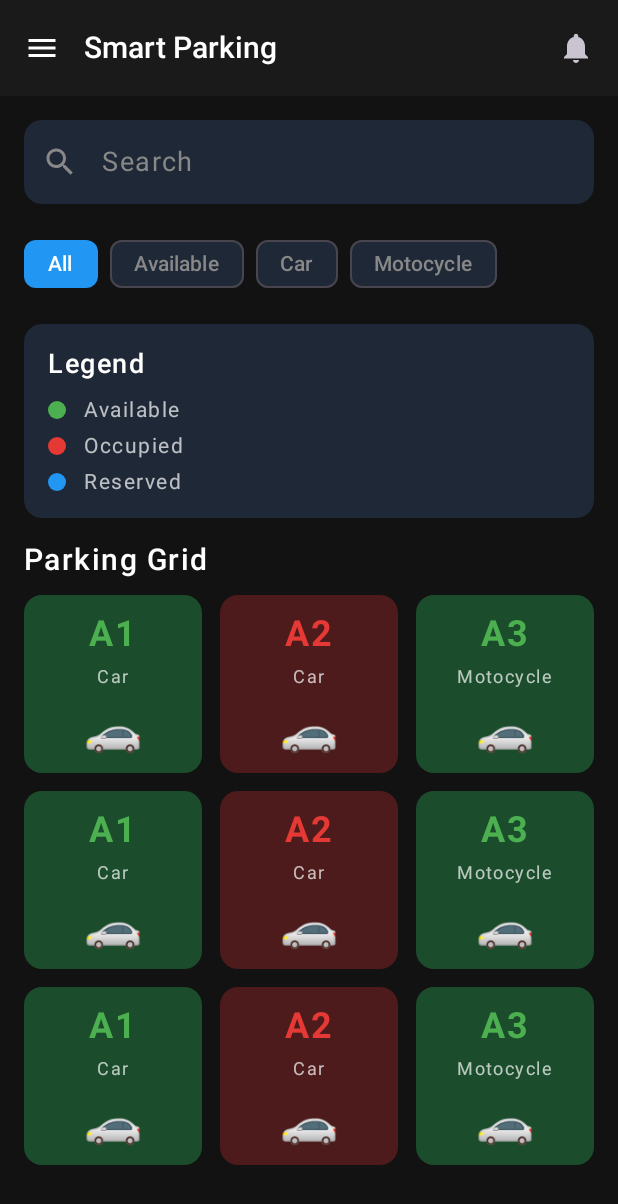
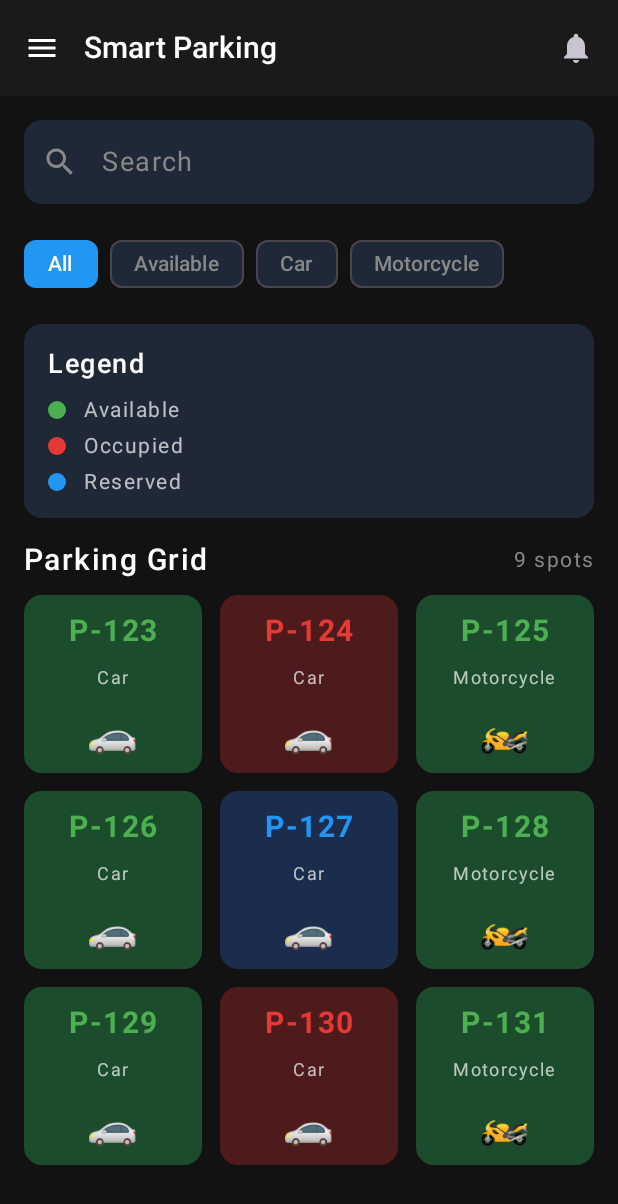
Before and after one commit to Makara-Nob/ParkingChain-Mobilie, an Android app built with Jetpack Compose: the HomeScreen screen opened through its navigation route, on a phone screen of 412 x 824 dp. Shown: the top 1204 px of the screen. Run offline under Robolectric (Android 15) with nearby library versions, the phone set to English and light mode, and no system bars.

```diff
--- a/app/src/main/java/com/group/mobileparkingchain/ui/screens/HomeScreen.kt
+++ b/app/src/main/java/com/group/mobileparkingchain/ui/screens/HomeScreen.kt
@@ -1,6 +1,7 @@
 package com.group.mobileparkingchain.ui.screens.home
 
 import androidx.compose.foundation.background
+import androidx.compose.foundation.clickable
 import androidx.compose.foundation.layout.*
 import androidx.compose.foundation.lazy.grid.GridCells
 import androidx.compose.foundation.lazy.grid.LazyVerticalGrid
@@ -17,6 +18,9 @@ import androidx.compose.ui.graphics.Color
 import androidx.compose.ui.text.font.FontWeight
 import androidx.compose.ui.unit.dp
 import androidx.compose.ui.unit.sp
+import com.group.mobileparkingchain.ui.screens.reservation.ParkingDetail
+import com.group.mobileparkingchain.ui.screens.reservation.ReservationDetailSheet
+import com.group.mobileparkingchain.ui.screens.reservation.PaymentMethod
 
 data class ParkingSpot(
     val id: String,
@@ -43,20 +47,40 @@ enum class FilterType {
 fun HomeScreen() {
     var selectedFilter by remember { mutableStateOf(FilterType.ALL) }
     var searchQuery by remember { mutableStateOf("") }
+    var showReservationSheet by remember { mutableStateOf(false) }
+    var selectedSpot by remember { mutableStateOf<ParkingSpot?>(null) }
 
     // Sample parking data
     val parkingSpots = remember {
         listOf(
-            ParkingSpot("A1", "Car", ParkingStatus.AVAILABLE),
-            ParkingSpot("A2", "Car", ParkingStatus.OCCUPIED),
-            ParkingSpot("A3", "Motocycle", ParkingStatus.AVAILABLE),
-            ParkingSpot("A1", "Car", ParkingStatus.AVAILABLE),
-            ParkingSpot("A2", "Car", ParkingStatus.OCCUPIED),
-            ParkingSpot("A3", "Motocycle", ParkingStatus.AVAILABLE),
-            ParkingSpot("A1", "Car", ParkingStatus.AVAILABLE),
-            ParkingSpot("A2", "Car", ParkingStatus.OCCUPIED),
-            ParkingSpot("A3", "Motocycle", ParkingStatus.AVAILABLE),
+            ParkingSpot("P-123", "Car", ParkingStatus.AVAILABLE),
+            ParkingSpot("P-124", "Car", ParkingStatus.OCCUPIED),
+            ParkingSpot("P-125", "Motorcycle", ParkingStatus.AVAILABLE),
+            ParkingSpot("P-126", "Car", ParkingStatus.AVAILABLE),
+            ParkingSpot("P-127", "Car", ParkingStatus.RESERVED),
+            ParkingSpot("P-128", "Motorcycle", ParkingStatus.AVAILABLE),
+            ParkingSpot("P-129", "Car", ParkingStatus.AVAILABLE),
+            ParkingSpot("P-130", "Car", ParkingStatus.OCCUPIED),
+            ParkingSpot("P-131", "Motorcycle", ParkingStatus.AVAILABLE),
         )
+    }
+
+    // Filter parking spots based on selected filter and search query
+    val filteredSpots = remember(selectedFilter, searchQuery, parkingSpots) {
+        parkingSpots.filter { spot ->
+            val matchesFilter = when (selectedFilter) {
+                FilterType.ALL -> true
+                FilterType.AVAILABLE -> spot.status == ParkingStatus.AVAILABLE
+                FilterType.CAR -> spot.type.equals("Car", ignoreCase = true)
+                FilterType.MOTORCYCLE -> spot.type.equals("Motorcycle", ignoreCase = true)
+                FilterType.LEV -> false // Add LEV spots if needed
+            }
+            val matchesSearch = searchQuery.isEmpty() ||
+                    spot.id.contains(searchQuery, ignoreCase = true) ||
+                    spot.type.contains(searchQuery, ignoreCase = true)
+
+            matchesFilter && matchesSearch
+        }
     }
 
     Scaffold(
@@ -70,12 +94,12 @@ fun HomeScreen() {
                     )
                 },
                 navigationIcon = {
-                    IconButton(onClick = { /* TODO */ }) {
+                    IconButton(onClick = { /* TODO: Open drawer */ }) {
                         Icon(Icons.Default.Menu, "Menu")
                     }
                 },
                 actions = {
-                    IconButton(onClick = { /* TODO */ }) {
+                    IconButton(onClick = { /* TODO: Open notifications */ }) {
                         Icon(Icons.Default.Notifications, "Notifications")
                     }
                 },
@@ -108,7 +132,9 @@ fun HomeScreen() {
                     unfocusedContainerColor = Color(0xFF1E2836),
                     focusedContainerColor = Color(0xFF1E2836),
                     unfocusedBorderColor = Color.Transparent,
-                    focusedBorderColor = Color(0xFF2196F3)
+                    focusedBorderColor = Color(0xFF2196F3),
+                    unfocusedTextColor = Color.White,
+                    focusedTextColor = Color.White
                 )
             )
 
@@ -155,7 +181,7 @@ fun HomeScreen() {
                 FilterChip(
                     selected = selectedFilter == FilterType.MOTORCYCLE,
                     onClick = { selectedFilter = FilterType.MOTORCYCLE },
-                    label = { Text("Motocycle") },
+                    label = { Text("Motorcycle") },
                     colors = FilterChipDefaults.filterChipColors(
                         selectedContainerColor = Color(0xFF2196F3),
                         selectedLabelColor = Color.White,
@@ -196,12 +222,23 @@ fun HomeScreen() {
             Spacer(modifier = Modifier.height(16.dp))
 
             // Parking Grid Title
+            Row(
+                modifier = Modifier.fillMaxWidth(),
+                horizontalArrangement = Arrangement.SpaceBetween,
+                verticalAlignment = Alignment.CenterVertically
+            ) {
                 Text(
                     "Parking Grid",
                     fontSize = 20.sp,
                     fontWeight = FontWeight.SemiBold,
                     color = Color.White
                 )
+                Text(
+                    "${filteredSpots.size} spots",
+                    fontSize = 14.sp,
+                    color = Color.Gray
+                )
+            }
 
             Spacer(modifier = Modifier.height(12.dp))
 
@@ -211,11 +248,57 @@ fun HomeScreen() {
                 horizontalArrangement = Arrangement.spacedBy(12.dp),
                 verticalArrangement = Arrangement.spacedBy(12.dp)
             ) {
-                items(parkingSpots.size) { index ->
-                    ParkingSpotCard(parkingSpots[index])
+                items(filteredSpots.size) { index ->
+                    ParkingSpotCard(
+                        spot = filteredSpots[index],
+                        onClick = {
+                            if (filteredSpots[index].status == ParkingStatus.AVAILABLE) {
+                                selectedSpot = filteredSpots[index]
+                                showReservationSheet = true
+                            }
+                        }
+                    )
                 }
             }
         }
+    }
+
+    // Reservation Bottom Sheet
+    if (showReservationSheet && selectedSpot != null) {
+        ReservationDetailSheet(
+            parkingDetail = ParkingDetail(
+                id = selectedSpot!!.id,
+                location = "Level 1, Section A",
+                type = selectedSpot!!.type + " Parking",
+                lastUpdated = "2 minutes ago",
+                pricePerHour = 2.00,
+                status = "Available"
+            ),
+            onDismiss = {
+                showReservationSheet = false
+                selectedSpot = null
+            },
+            onReserve = { paymentMethod ->
+                // Handle reservation with selected payment method
+                // TODO: Implement reservation logic based on payment method
+                when (paymentMethod) {
+                    PaymentMethod.ABA_PAYWAY -> {
+                        // Process ABA PayWay payment
+                    }
+                    PaymentMethod.CREDIT_CARD -> {
+                        // Process credit card payment
+                    }
+                    PaymentMethod.WING -> {
+                        // Process Wing payment
+                    }
+                    PaymentMethod.PI_PAY -> {
+                        // Process Pi Pay payment
+                    }
+                }
+                showReservationSheet = false
+                selectedSpot = null
+            }
+        )
     }
 }
 
@@ -239,7 +322,10 @@ fun LegendItem(color: Color, label: String) {
 }
 
 @Composable
-fun ParkingSpotCard(spot: ParkingSpot) {
+fun ParkingSpotCard(
+    spot: ParkingSpot,
+    onClick: () -> Unit
+) {
     val backgroundColor = when (spot.status) {
         ParkingStatus.AVAILABLE -> Color(0xFF1B4D2C)
         ParkingStatus.OCCUPIED -> Color(0xFF4D1B1B)
@@ -255,7 +341,11 @@ fun ParkingSpotCard(spot: ParkingSpot) {
     Card(
         modifier = Modifier
             .fillMaxWidth()
-            .aspectRatio(1f),
+            .aspectRatio(1f)
+            .clickable(
+                enabled = spot.status == ParkingStatus.AVAILABLE,
+                onClick = onClick
+            ),
         colors = CardDefaults.cardColors(
             containerColor = backgroundColor
         ),
@@ -270,7 +360,7 @@ fun ParkingSpotCard(spot: ParkingSpot) {
         ) {
             Text(
                 spot.id,
-                fontSize = 24.sp,
+                fontSize = 20.sp,
                 fontWeight = FontWeight.Bold,
                 color = textColor
             )
@@ -280,8 +370,8 @@ fun ParkingSpotCard(spot: ParkingSpot) {
                 color = Color.White.copy(alpha = 0.7f)
             )
             Text(
-                "🚗",
-                fontSize = 32.sp
+                if (spot.type.equals("Motorcycle", ignoreCase = true)) "🏍️" else "🚗",
+                fontSize = 28.sp
             )
         }
     }
```
Also changed, not shown: app/src/main/java/com/group/mobileparkingchain/ui/screens/ReservationDetailSheet.kt (added, +352 -0 lines). Lines whose indentation alone changed are shown as unchanged.
